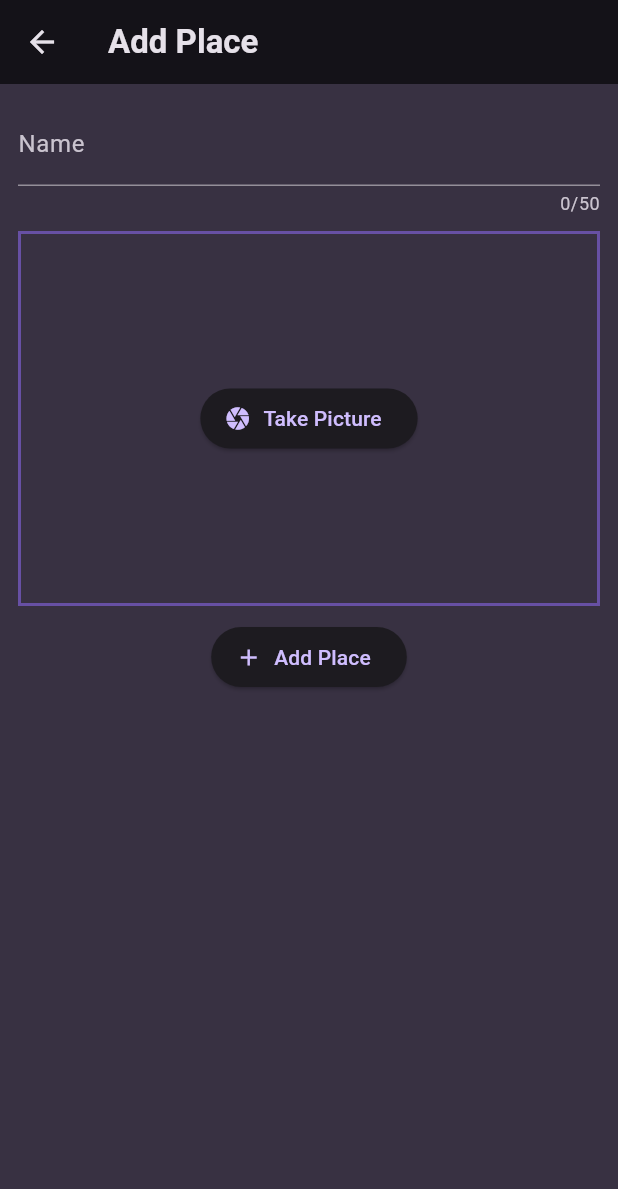
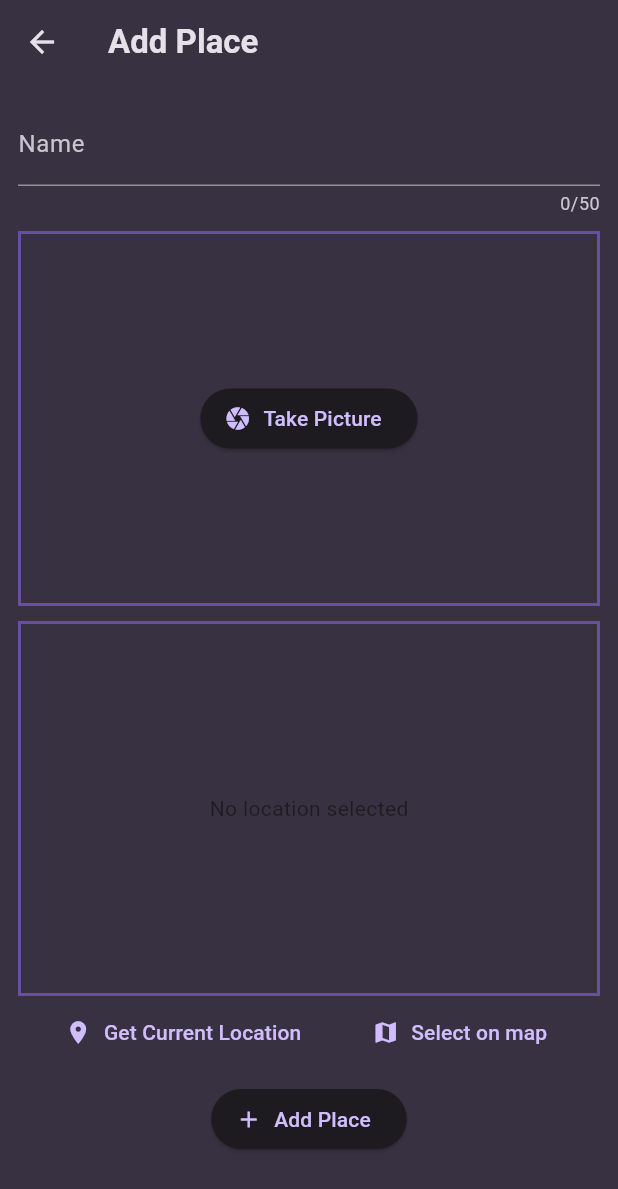
Before and after one commit to ebrahimmorkas/flutter_favourite_places_app, a Flutter app: the NewPlaceScreen screen opened directly, on a phone screen of 412 x 824 dp. Shown: the top 1189 px of the screen. Run offline on Flutter 3.47's test engine with Material 3 defaults, Android fonts, the phone set to English and light mode, and no system bars; our stand-ins replace flutter_riverpod, google_fonts, image_picker, location.

Commit message:
Location API added but no conversions of longitude and latitude to human readbale address and container for showing location is being added and location is being fetched in real time

```diff
--- a/lib/main.dart
+++ b/lib/main.dart
@@ -2,17 +2,17 @@ import 'package:flutter/material.dart';
 import 'package:google_fonts/google_fonts.dart';
 import 'package:chat_app/screens/home_screen.dart';
 import 'package:flutter_riverpod/flutter_riverpod.dart';
-import 'package:chat_app/providers/place_provider.dart';
+// import 'package:chat_app/providers/place_provider.dart';
 
 final colorScheme = ColorScheme.fromSeed(
   brightness: Brightness.dark,
   seedColor: const Color.fromARGB(255, 102, 6, 247),
-  background: const Color.fromARGB(255, 56, 49, 66),
+  surface: const Color.fromARGB(255, 56, 49, 66),
 );
 
 final theme = ThemeData().copyWith(
   useMaterial3: true,
-  scaffoldBackgroundColor: colorScheme.background,
+  scaffoldBackgroundColor: colorScheme.surface,
   colorScheme: colorScheme,
   textTheme: GoogleFonts.ubuntuCondensedTextTheme().copyWith(
     titleSmall: GoogleFonts.ubuntuCondensed(
--- a/lib/screens/new_place_screen.dart
+++ b/lib/screens/new_place_screen.dart
@@ -1,4 +1,5 @@
 import 'package:chat_app/models/place.dart';
+import 'package:chat_app/widgets/location_input.dart';
 import 'package:flutter/material.dart';
 import 'package:flutter_riverpod/flutter_riverpod.dart';
 import 'package:chat_app/providers/place_provider.dart';
@@ -59,6 +60,7 @@ class _NewPlaceScreenState extends ConsumerState<NewPlaceScreen> {
       ),
       body: Padding(
         padding: const EdgeInsets.all(12.0),
+        child: SingleChildScrollView(
           child: Form(
             key: _formKey,
             child: Column(
@@ -84,7 +86,9 @@ class _NewPlaceScreenState extends ConsumerState<NewPlaceScreen> {
                 SizedBox(
                   height: 10,
                 ),
-              Container(
+                InkWell(
+                  onTap: takePicture,
+                  child: Container(
                     alignment: Alignment.center,
                     decoration: BoxDecoration(
                       border: Border.all(
@@ -110,6 +114,11 @@ class _NewPlaceScreenState extends ConsumerState<NewPlaceScreen> {
                     //   icon: Icon(Icons.camera),
                     // ),
                   ),
+                ),
+                const SizedBox(
+                  height: 10,
+                ),
+                LocationInput(),
                 const SizedBox(
                   height: 10,
                 ),
@@ -124,6 +133,7 @@ class _NewPlaceScreenState extends ConsumerState<NewPlaceScreen> {
             ),
           ),
         ),
+      ),
     );
   }
 }
--- /dev/null
+++ b/lib/widgets/location_input.dart
@@ -0,0 +1,83 @@
+import 'package:flutter/material.dart';
+import 'package:location/location.dart';
+
+class LocationInput extends StatefulWidget {
+  const LocationInput({super.key});
+
+  @override
+  State<LocationInput> createState() => _LocationInputState();
+}
+
+class _LocationInputState extends State<LocationInput> {
+  bool isGettingLocation = false;
+  void getCurrentLocation() async {
+    Location location = Location();
+
+    bool serviceEnabled;
+    PermissionStatus permissionGranted;
+    LocationData locationData;
+
+    serviceEnabled = await location.serviceEnabled();
+    if (!serviceEnabled) {
+      serviceEnabled = await location.requestService();
+      if (!serviceEnabled) {
+        return;
+      }
+    }
+
+    permissionGranted = await location.hasPermission();
+    if (permissionGranted == PermissionStatus.denied) {
+      permissionGranted = await location.requestPermission();
+      if (permissionGranted != PermissionStatus.granted) {
+        return;
+      }
+    }
+
+    setState(() {
+      isGettingLocation = true;
+    });
+
+    locationData = await location.getLocation();
+
+    setState(() {
+      isGettingLocation = false;
+    });
+  }
+
+  @override
+  Widget build(BuildContext context) {
+    return Column(
+      children: [
+        Container(
+          alignment: Alignment.center,
+          decoration: BoxDecoration(
+            border: Border.all(
+              width: 2.0,
+              color: Theme.of(context).primaryColor,
+            ),
+          ),
+          width: double.infinity,
+          height: 250,
+          child: isGettingLocation
+              ? CircularProgressIndicator()
+              : Text("No location selected"),
+        ),
+        Row(
+          mainAxisAlignment: MainAxisAlignment.spaceEvenly,
+          children: [
+            TextButton.icon(
+              onPressed: getCurrentLocation,
+              label: Text("Get Current Location"),
+              icon: Icon(Icons.location_on),
+            ),
+            TextButton.icon(
+              onPressed: () {},
+              label: Text("Select on map"),
+              icon: Icon(Icons.map),
+            ),
+          ],
+        )
+      ],
+    );
+  }
+}
--- a/pubspec.yaml
+++ b/pubspec.yaml
@@ -37,6 +37,8 @@ dependencies:
   image_picker: ^1.1.2
   google_fonts: ^6.2.1
   flutter_riverpod: ^2.6.1
+  location: ^8.0.0
+  http: ^1.3.0
 
 dev_dependencies:
   flutter_test:
```
Also changed, not shown: pubspec.lock, 2 other files. Lines whose indentation alone changed are shown as unchanged.
